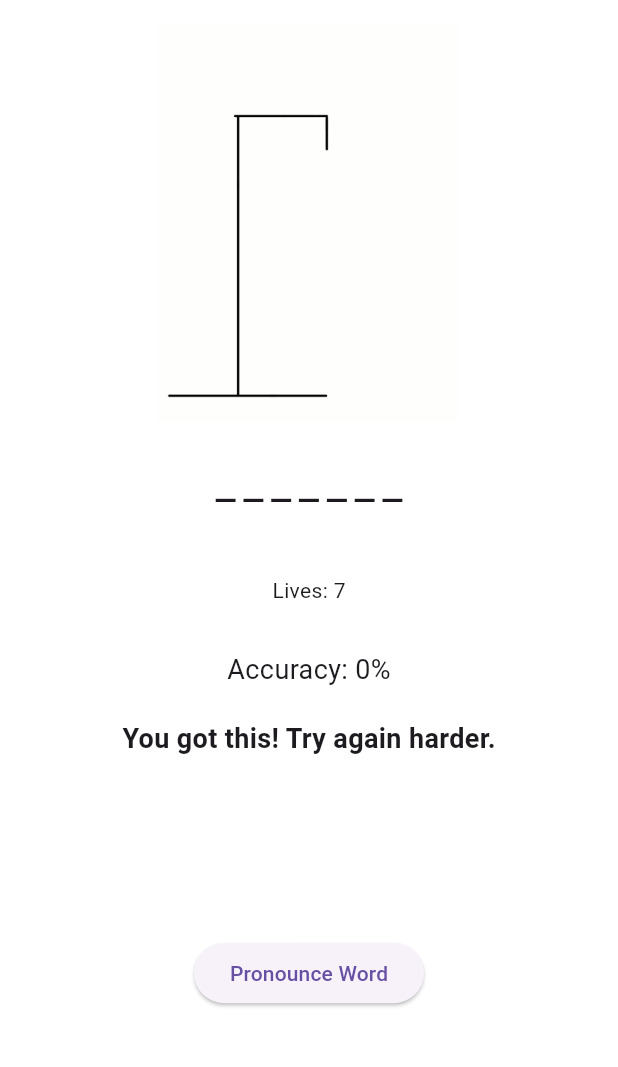
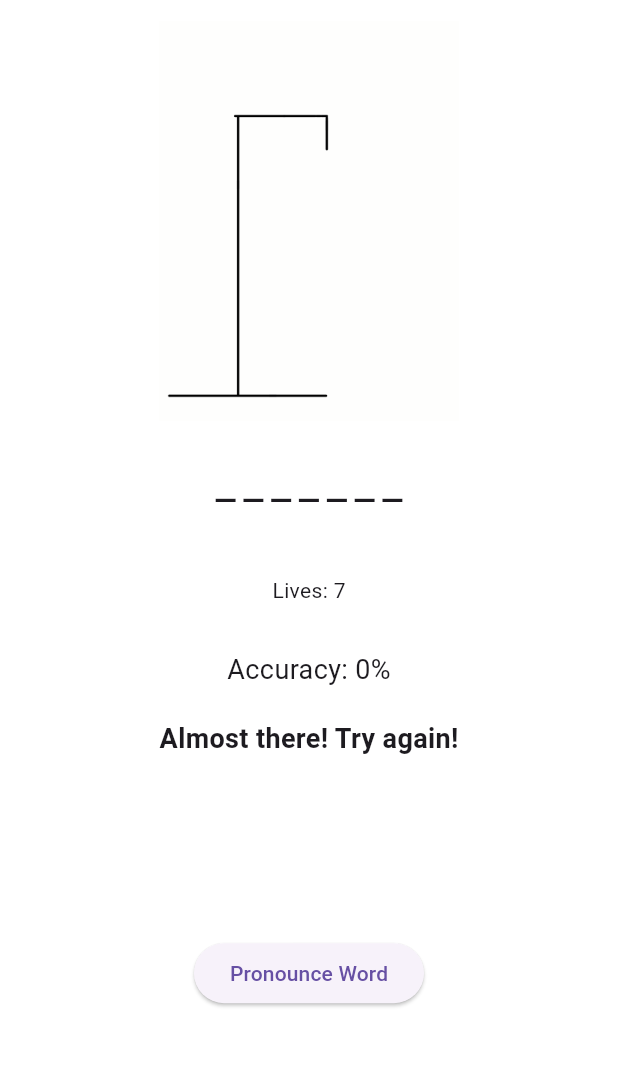
Before and after one commit to nazikanshaffAM/spello_onebysix, a Flutter app: the screen it shows after launch, after a tap on "Start Game", on a phone screen of 412 x 824 dp, the part 63-1130 px from its top. Run offline on Flutter 3.47's test engine with Material 3 defaults, Android fonts, the light colour scheme and no system bars; our stand-ins replace animated_toggle_switch, fl_chart, flutter_slidable, shared_preferences, shelf, smooth_page_indicator; missing offline and left inert: record, shelf_router, tutorial_coach_mark.

Commit message:
feat: added more feedback messages to rotate

```diff
--- a/game2/lib/ui/hangman_page.dart
+++ b/game2/lib/ui/hangman_page.dart
@@ -1,3 +1,5 @@
+import 'dart:math';
+
 import 'package:flutter/material.dart';
 import 'package:hangman/ui/results_page.dart';
 import '../engine/hangman.dart';
@@ -76,10 +78,29 @@ class _HangmanPageState extends State<HangmanPage> {
     setState(() {
       _accuracy = accuracy;
 
+      // Positive feedback messages
+      List<String> positiveFeedback = [
+        "Great work! Keep it up!",
+        "You're doing awesome!",
+        "Nice pronunciation!",
+        "Fantastic effort!",
+        "Keep going, you're nailing it!"
+      ];
+
+      // Negative feedback messages
+      List<String> negativeFeedback = [
+        "Almost there! Try again!",
+        "Don't give up! You got this!",
+        "A little more effort, and you'll ace it!",
+        "Keep practicing! You'll get it!",
+        "Stay focused! Try again!"
+      ];
+
+      // Choose feedback based on accuracy
       if (_accuracy >= 70) {
-        _feedbackMessage = "Good job! Keep going!";
+        _feedbackMessage = positiveFeedback[Random().nextInt(positiveFeedback.length)];
       } else {
-        _feedbackMessage = "You got this! Try again harder.";
+        _feedbackMessage = negativeFeedback[Random().nextInt(negativeFeedback.length)];
       }
     });
   }
```
